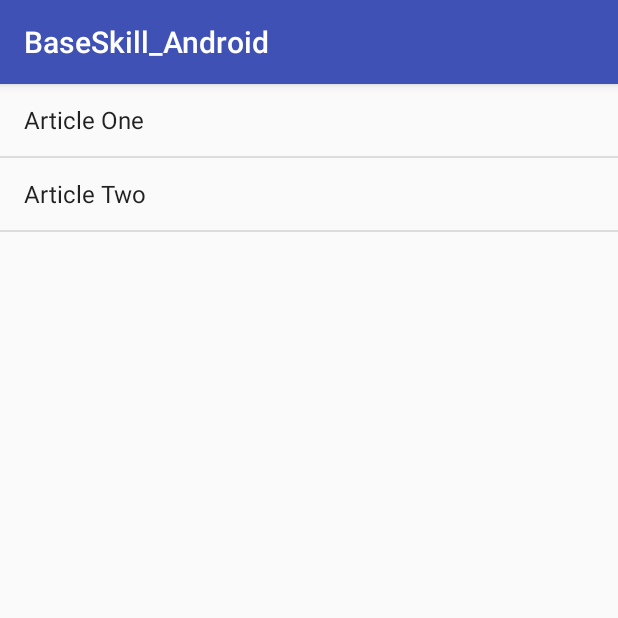
After one commit to huyang2100/BaseSkill_Android, an Android app: the PhonePadActivity screen opened directly, with no data from a screen before it, on a phone screen of 412 x 824 dp, the top half of it. The commit adds this screen. Run offline under Robolectric (Android 15) with nearby library versions, the phone set to English and light mode, and no system bars.

Commit message:
Add DialogFragment & zoomiamgeview & phonepad

```diff
--- a/app/src/main/AndroidManifest.xml
+++ b/app/src/main/AndroidManifest.xml
@@ -28,6 +28,8 @@
                 <data android:scheme="package"/>
             </intent-filter>
         </receiver>
+
+        <activity android:name=".activity.PhonePadActivity"/>
     </application>
 
 </manifest>
--- a/app/src/main/java/com/hu/yang/baseskill_android/activity/MainActivity.java
+++ b/app/src/main/java/com/hu/yang/baseskill_android/activity/MainActivity.java
@@ -9,6 +9,7 @@ import com.hu.yang.baseskill_android.fragment.AnimListFragment;
 import com.hu.yang.baseskill_android.fragment.DBFragment;
 import com.hu.yang.baseskill_android.fragment.DownloadFragment;
 import com.hu.yang.baseskill_android.fragment.LoginFragment;
+import com.hu.yang.baseskill_android.fragment.PhonePadFragment;
 import com.hu.yang.baseskill_android.fragment.SaveImageToGalleryFragment;
 import com.hu.yang.baseskill_android.fragment.SendMsgFragment;
 import com.hu.yang.baseskill_android.fragment.WheelViewFragment;
@@ -65,6 +66,8 @@ public class MainActivity extends BaseActivity implements ItemFragment.OnItemCli
             replaceFragmentAddToBackStack(new SaveImageToGalleryFragment());
         }else if ("sendmsg".equals(item)) {
             replaceFragmentAddToBackStack(new SendMsgFragment());
+        }else if ("phone_pad".equals(item)) {
+            replaceFragmentAddToBackStack(new PhonePadFragment());
         }
     }
 }
--- /dev/null
+++ b/app/src/main/java/com/hu/yang/baseskill_android/activity/PhonePadActivity.java
@@ -0,0 +1,46 @@
+package com.hu.yang.baseskill_android.activity;
+
+import android.content.Context;
+import android.content.Intent;
+import android.os.Bundle;
+import android.support.annotation.Nullable;
+import android.support.v7.app.AppCompatActivity;
+
+import com.hu.yang.baseskill_android.R;
+import com.hu.yang.baseskill_android.fragment.ArticalFragment;
+import com.hu.yang.baseskill_android.fragment.TitleFragment;
+
+/**
+ * Created by yanghu on 2017/7/20.
+ */
+
+public class PhonePadActivity extends AppCompatActivity implements TitleFragment.OnTitleSelectedListener{
+    @Override
+    protected void onCreate(@Nullable Bundle savedInstanceState) {
+        super.onCreate(savedInstanceState);
+        setContentView(R.layout.activity_phonepad);
+
+        if(savedInstanceState == null){
+            getSupportFragmentManager().beginTransaction().replace(R.id.fl_frag,new TitleFragment()).commit();
+        }
+    }
+
+    public static void actionStart(Context ctx) {
+        Intent intent = new Intent(ctx, PhonePadActivity.class);
+        ctx.startActivity(intent);
+    }
+
+    @Override
+    public void onTitleSelected(int position) {
+        ArticalFragment articalFragment = (ArticalFragment) getSupportFragmentManager().findFragmentById(R.id.frag_content);
+        if(articalFragment != null){
+            articalFragment.fresh(position);
+        }else{
+            articalFragment = new ArticalFragment();
+            Bundle args = new Bundle();
+            args.putInt(ArticalFragment.KEY_POSITION,position);
+            articalFragment.setArguments(args);
+            getSupportFragmentManager().beginTransaction().replace(R.id.fl_frag,articalFragment).addToBackStack(null).commit();
+        }
+    }
+}
--- a/app/src/main/java/com/hu/yang/baseskill_android/fragment/ImageFragment.java
+++ b/app/src/main/java/com/hu/yang/baseskill_android/fragment/ImageFragment.java
@@ -47,6 +47,6 @@ public class ImageFragment extends DialogFragment {
     @Override
     public void onCreate(@Nullable Bundle savedInstanceState) {
         super.onCreate(savedInstanceState);
-        setStyle(DialogFragment.STYLE_NORMAL, android.R.style.Theme_Light_NoTitleBar_Fullscreen);
+        setStyle(DialogFragment.STYLE_NORMAL, android.R.style.Theme_Holo_Light_NoActionBar_TranslucentDecor);
     }
 }
--- a/app/src/main/java/com/hu/yang/baseskill_android/fragment/ItemFragment.java
+++ b/app/src/main/java/com/hu/yang/baseskill_android/fragment/ItemFragment.java
@@ -17,7 +17,7 @@ import com.hu.yang.baseskill_android.R;
 
 public class ItemFragment extends BaseFragment {
 
-    private String[] items = {"login", "xml","db","anim down","animlist","wheelview","download","zoomimage","saveimaegtogallery","sendmsg"};
+    private String[] items = {"login", "xml","db","anim down","animlist","wheelview","download","zoomimage","saveimaegtogallery","sendmsg","phone_pad"};
     private ListView mListView;
     private OnItemClickListener onItemClickListener;
 
--- /dev/null
+++ b/app/src/main/java/com/hu/yang/baseskill_android/fragment/TitleFragment.java
@@ -0,0 +1,59 @@
+package com.hu.yang.baseskill_android.fragment;
+
+import android.app.Activity;
+import android.os.Bundle;
+import android.support.annotation.Nullable;
+import android.support.v4.app.ListFragment;
+import android.view.View;
+import android.widget.ArrayAdapter;
+import android.widget.ListView;
+
+import com.hu.yang.baseskill_android.constant.Datas;
+import com.hu.yang.baseskill_android.R;
+
+/**
+ * Created by yanghu on 2017/7/20.
+ */
+
+public class TitleFragment extends ListFragment {
+
+    private OnTitleSelectedListener onTitleSelectedListener;
+
+    @Override
+    public void onCreate(@Nullable Bundle savedInstanceState) {
+        super.onCreate(savedInstanceState);
+        setListAdapter(new ArrayAdapter<String>(getActivity(),android.R.layout.simple_list_item_activated_1, Datas.titles));
+    }
+
+    public interface OnTitleSelectedListener{
+        void onTitleSelected(int position);
+    }
+
+    @Override
+    public void onAttach(Activity activity) {
+        super.onAttach(activity);
+
+        try {
+            onTitleSelectedListener = (OnTitleSelectedListener) activity;
+        } catch (Exception e) {
+            throw new ClassCastException("this activity not implements OnTitleSelectedListener");
+        }
+
+    }
+
+    @Override
+    public void onStart() {
+        super.onStart();
+        if(getActivity().findViewById(R.id.frag_content)!=null){
+            getListView().setChoiceMode(ListView.CHOICE_MODE_SINGLE);
+            getListView().setItemChecked(0,true);
+            onTitleSelectedListener.onTitleSelected(0);
+        }
+    }
+
+    @Override
+    public void onListItemClick(ListView l, View v, int position, long id) {
+        super.onListItemClick(l, v, position, id);
+        onTitleSelectedListener.onTitleSelected(position);
+    }
+}
--- /dev/null
+++ b/app/src/main/res/layout-sw600dp/activity_phonepad.xml
@@ -0,0 +1,26 @@
+<?xml version="1.0" encoding="utf-8"?>
+<LinearLayout xmlns:android="http://schemas.android.com/apk/res/android"
+              android:layout_width="match_parent"
+              android:layout_height="match_parent"
+              android:orientation="horizontal">
+
+    <FrameLayout
+        android:id="@+id/fl_frag"
+        android:layout_width="0dp"
+        android:layout_weight="1"
+        android:layout_height="match_parent">
+
+    </FrameLayout>
+
+    <View
+        android:layout_width="1dp"
+        android:layout_height="match_parent"
+        android:background="#333"/>
+
+    <fragment
+        android:id="@+id/frag_content"
+        android:name="com.hu.yang.baseskill_android.fragment.ArticalFragment"
+        android:layout_width="0dp"
+        android:layout_height="match_parent"
+        android:layout_weight="2"/>
+</LinearLayout>
--- /dev/null
+++ b/app/src/main/res/layout/activity_phonepad.xml
@@ -0,0 +1,14 @@
+<?xml version="1.0" encoding="utf-8"?>
+<LinearLayout xmlns:android="http://schemas.android.com/apk/res/android"
+              android:layout_width="match_parent"
+              android:layout_height="match_parent"
+              android:orientation="vertical">
+
+<FrameLayout
+    android:id="@+id/fl_frag"
+    android:layout_width="match_parent"
+    android:layout_height="match_parent">
+
+</FrameLayout>
+
+</LinearLayout>
```
Also changed, not shown: app/src/main/java/com/hu/yang/baseskill_android/constant/Datas.java (added, +17 -0 lines), app/src/main/java/com/hu/yang/baseskill_android/fragment/ArticalFragment.java (added, +43 -0 lines), app/src/main/java/com/hu/yang/baseskill_android/fragment/PhonePadFragment.java (added, +33 -0 lines).
